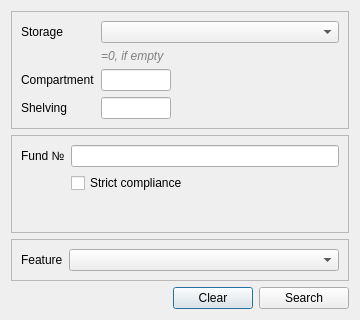
Qt form dialogs/searchdialog.ui (caxapyk/TPointer) before a commit.
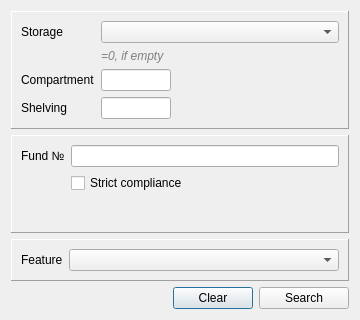
The same form after that commit. Icons and pictures are not drawn.

The edit to the form file:
```diff
--- a/dialogs/searchdialog.ui
+++ b/dialogs/searchdialog.ui
@@ -10,10 +10,16 @@
     <height>320</height>
    </rect>
   </property>
+  <property name="sizePolicy">
+   <sizepolicy hsizetype="Minimum" vsizetype="Minimum">
+    <horstretch>0</horstretch>
+    <verstretch>0</verstretch>
+   </sizepolicy>
+  </property>
   <property name="minimumSize">
    <size>
     <width>360</width>
-    <height>320</height>
+    <height>285</height>
    </size>
   </property>
   <property name="maximumSize">
@@ -39,7 +45,7 @@
       </sizepolicy>
      </property>
      <property name="frameShape">
-      <enum>QFrame::StyledPanel</enum>
+      <enum>QFrame::Panel</enum>
      </property>
      <property name="frameShadow">
       <enum>QFrame::Raised</enum>
@@ -123,7 +129,7 @@
       </sizepolicy>
      </property>
      <property name="frameShape">
-      <enum>QFrame::StyledPanel</enum>
+      <enum>QFrame::Panel</enum>
      </property>
      <property name="frameShadow">
       <enum>QFrame::Raised</enum>
@@ -171,7 +177,7 @@
       </sizepolicy>
      </property>
      <property name="frameShape">
-      <enum>QFrame::StyledPanel</enum>
+      <enum>QFrame::Panel</enum>
      </property>
      <property name="frameShadow">
       <enum>QFrame::Raised</enum>
```
